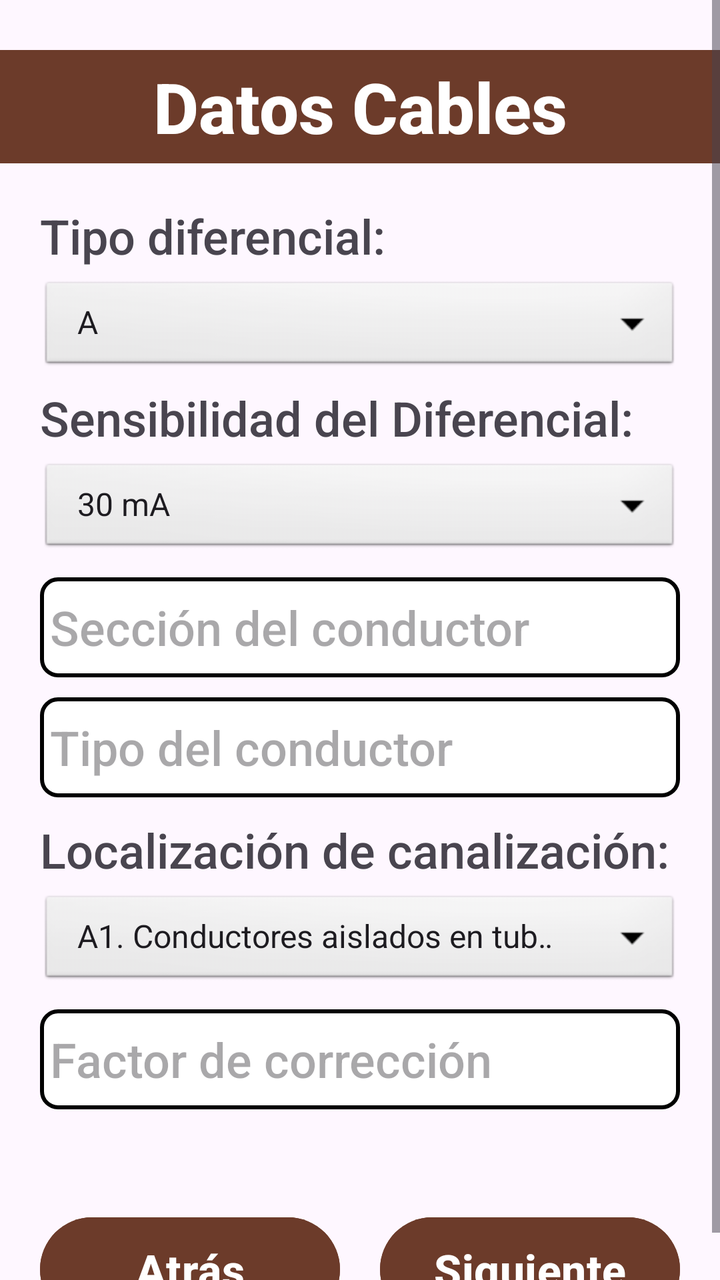
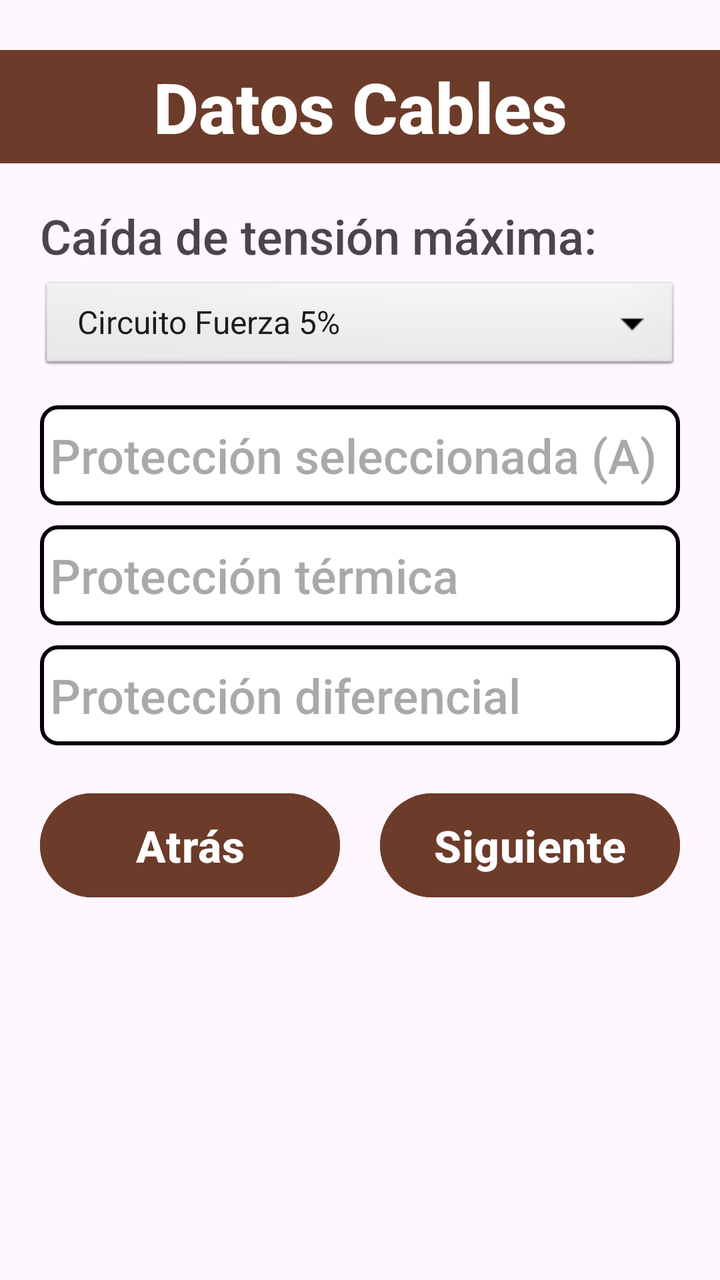

The first picture is an Android layout as it rendered before a commit; the second is the same layout after the commit. The layout source and the unified diff follow.
<!-- AndroidManifest.xml: application theme Theme.CalculadoraDeCables -->
<!-- res/layout/pantalla_datos_cable2.xml -->
<?xml version="1.0" encoding="utf-8"?>
<androidx.constraintlayout.widget.ConstraintLayout xmlns:android="http://schemas.android.com/apk/res/android"
    xmlns:app="http://schemas.android.com/apk/res-auto"
    xmlns:tools="http://schemas.android.com/tools"
    android:layout_width="match_parent"
    android:layout_height="match_parent">

    <ScrollView
        android:layout_width="match_parent"
        android:layout_height="match_parent">

        <LinearLayout
            android:layout_width="match_parent"
            android:layout_height="wrap_content"
            android:orientation="vertical" >

            
            <TextView
                android:id="@+id/textViewDatosCable"
                android:layout_width="match_parent"
                android:layout_height="wrap_content"
                android:layout_marginTop="25dp"
                android:layout_marginBottom="20dp"
                android:background="@color/fondoTitulo"
                android:fontFamily="sans-serif-medium"
                android:text="Datos Cables"
                android:textAlignment="center"
                android:textColor="@color/white"
                android:textSize="35sp"
                android:textStyle="bold"
                android:padding="5dp" />

            
            <TextView
                android:id="@+id/textViewTipoDiferencial"
                android:layout_width="match_parent"
                android:layout_height="wrap_content"
                android:layout_marginBottom="5dp"
                android:layout_marginHorizontal="20dp"
                android:fontFamily="sans-serif-medium"
                android:text="Tipo diferencial:"
                android:textSize="24sp" />

            <Spinner
                android:id="@+id/spinner2"
                android:layout_width="match_parent"
                android:layout_height="wrap_content"
                android:layout_marginBottom="5dp"
                android:layout_marginHorizontal="20dp"
                android:fontFamily="sans-serif-medium"
                android:background="@android:drawable/btn_dropdown"
                android:entries="@array/opciones_tipo_diferencial" />

            <TextView
                android:id="@+id/textViewSensibilidadDiferencial"
                android:layout_width="match_parent"
                android:layout_height="wrap_content"
                android:layout_marginBottom="5dp"
                android:layout_marginHorizontal="20dp"
                android:fontFamily="sans-serif-medium"
                android:text="Sensibilidad del Diferencial:"
                android:textSize="24sp" />

            <Spinner
                android:id="@+id/spinner3"
                android:layout_width="match_parent"
                android:layout_height="wrap_content"
                android:layout_marginBottom="10dp"
                android:layout_marginHorizontal="20dp"
                android:fontFamily="sans-serif-medium"
                android:background="@android:drawable/btn_dropdown"
                android:entries="@array/opciones_sensibilidad_diferencial" />

            <EditText
                android:id="@+id/editTextSeccionConductor"
                android:layout_width="match_parent"
                android:layout_height="50dp"
                android:layout_marginBottom="10dp"
                android:layout_marginHorizontal="20dp"
                android:background="@drawable/recuadro_texto"
                android:ems="10"
                android:fontFamily="sans-serif-medium"
                android:hint="Sección del conductor"
                android:inputType="text"
                android:padding="5dp"
                android:textSize="24sp" />

            <EditText
                android:id="@+id/editTextTipoConductor"
                android:layout_width="match_parent"
                android:layout_height="50dp"
                android:layout_marginBottom="10dp"
                android:layout_marginHorizontal="20dp"
                android:background="@drawable/recuadro_texto"
                android:ems="10"
                android:fontFamily="sans-serif-medium"
                android:hint="Tipo del conductor"
                android:inputType="text"
                android:padding="5dp"
                android:textSize="24sp" />

            <TextView
                android:id="@+id/textViewLocalizacionCanalizacion"
                android:layout_width="match_parent"
                android:layout_height="wrap_content"
                android:layout_marginBottom="5dp"
                android:layout_marginHorizontal="20dp"
                android:fontFamily="sans-serif-medium"
                android:text="Localización de canalización:"
                android:textSize="24sp" />

            <Spinner
                android:id="@+id/spinner4"
                android:layout_width="match_parent"
                android:layout_height="wrap_content"
                android:layout_marginBottom="10dp"
                android:layout_marginHorizontal="20dp"
                android:fontFamily="sans-serif-medium"
                android:background="@android:drawable/btn_dropdown"
                android:entries="@array/opciones_localizacion_canalizacion" />

            <EditText
                android:id="@+id/editTextFactorCorrecion"
                android:layout_width="match_parent"
                android:layout_height="50dp"
                android:layout_marginBottom="10dp"
                android:layout_marginHorizontal="20dp"
                android:background="@drawable/recuadro_texto"
                android:ems="10"
                android:fontFamily="sans-serif-medium"
                android:hint="Factor de corrección"
                android:inputType="text"
                android:padding="5dp"
                android:textSize="24sp" />

            
            <LinearLayout
                android:layout_width="match_parent"
                android:layout_height="wrap_content"
                android:layout_marginTop="40dp"
                android:layout_marginHorizontal="20dp"
                android:orientation="horizontal">

                <Button
                    android:id="@+id/botonAtras"
                    android:layout_width="0dp"
                    android:layout_height="60dp"
                    android:layout_weight="1"
                    android:backgroundTint="@color/fondoBotones"
                    android:fontFamily="sans-serif-medium"
                    android:text="Atrás"
                    android:textColor="@color/white"
                    android:textSize="22sp"
                    android:textStyle="bold" />

                <Button
                    android:id="@+id/botonSiguiente"
                    android:layout_width="0dp"
                    android:layout_height="60dp"
                    android:layout_marginStart="20dp"
                    android:layout_weight="1"
                    android:backgroundTint="@color/fondoBotones"
                    android:fontFamily="sans-serif-medium"
                    android:text="Siguiente"
                    android:textColor="@color/white"
                    android:textSize="22sp"
                    android:textStyle="bold" />

            </LinearLayout>
        </LinearLayout>
    </ScrollView>
</androidx.constraintlayout.widget.ConstraintLayout>
<!-- resources referenced by this layout -->
<resources>
  <string-array name="opciones_localizacion_canalizacion">
          <item>A1. Conductores aislados en tubos empotrados en paredes aislantes</item>
          <item>A2. Cables multiconduc. en tubos empotrados en paredes aislantes</item>
          <item>B1. Conductores aislados en tubos en montaje superficial o empotrados en obra</item>
          <item>B2. Cables multiconduc. en tubos en montaje superficial o empotrados en obra</item>
          <item>C. Cables multiconduc. directamente sobre la pared</item>
          <item>E. Cables multiconduc. al aire libre o en bandeja perforada. Distancia a la pared no inferior a 0,3 D</item>
          <item>F. Cables unipolares en contacto mutuo. Distancia a la pared no inferior a D</item>
          <item>Instalaciones enterradas</item>
          <item>Instalaciones al aire en galerías ventiladas</item>
      </string-array>
  <string-array name="opciones_sensibilidad_diferencial">
          <item>30 mA</item>
          <item>300 mA</item>
      </string-array>
  <string-array name="opciones_tipo_diferencial">
          <item>A</item>
          <item>AC</item>
          <item>B</item>
          <item>F</item>
      </string-array>
  <color name="fondoBotones">#6C3B2A</color>
  <color name="fondoTitulo">#6C3B2A</color>
  <color name="white">#FFFFFFFF</color>
  <!-- drawable recuadro_texto (drawable) -->
  <?xml version="1.0" encoding="utf-8"?>
  <shape xmlns:android="http://schemas.android.com/apk/res/android">
  
      <solid android:color="@color/white"/>
  
      <stroke
          android:width="2dp"
          android:color="@color/black"/>
  
      <corners android:radius="8dp"/>
  
  </shape>
  <style name="Theme.CalculadoraDeCables" parent="Base.Theme.CalculadoraDeCables" />
  <color name="black">#FF000000</color>
  <style name="Base.Theme.CalculadoraDeCables" parent="Theme.Material3.DayNight.NoActionBar">
          
          
      </style>
</resources>

<!-- the commit's change to res/layout/pantalla_datos_cable2.xml (unified diff, before → after) -->
@@ -32,47 +32,28 @@
 
             
             <TextView
-                android:id="@+id/textViewTipoDiferencial"
+                android:id="@+id/textViewCaidaTensionMax"
                 android:layout_width="match_parent"
                 android:layout_height="wrap_content"
                 android:layout_marginBottom="5dp"
                 android:layout_marginHorizontal="20dp"
+                android:ems="10"
                 android:fontFamily="sans-serif-medium"
-                android:text="Tipo diferencial:"
+                android:text="Caída de tensión máxima:"
                 android:textSize="24sp" />
 
             <Spinner
-                android:id="@+id/spinner2"
+                android:id="@+id/spinner1"
                 android:layout_width="match_parent"
                 android:layout_height="wrap_content"
-                android:layout_marginBottom="5dp"
+                android:layout_marginBottom="15dp"
                 android:layout_marginHorizontal="20dp"
                 android:fontFamily="sans-serif-medium"
                 android:background="@android:drawable/btn_dropdown"
-                android:entries="@array/opciones_tipo_diferencial" />
-
-            <TextView
-                android:id="@+id/textViewSensibilidadDiferencial"
-                android:layout_width="match_parent"
-                android:layout_height="wrap_content"
-                android:layout_marginBottom="5dp"
-                android:layout_marginHorizontal="20dp"
-                android:fontFamily="sans-serif-medium"
-                android:text="Sensibilidad del Diferencial:"
-                android:textSize="24sp" />
-
-            <Spinner
-                android:id="@+id/spinner3"
-                android:layout_width="match_parent"
-                android:layout_height="wrap_content"
-                android:layout_marginBottom="10dp"
-                android:layout_marginHorizontal="20dp"
-                android:fontFamily="sans-serif-medium"
-                android:background="@android:drawable/btn_dropdown"
-                android:entries="@array/opciones_sensibilidad_diferencial" />
+                android:entries="@array/opciones_caida_tension" />
 
             <EditText
-                android:id="@+id/editTextSeccionConductor"
+                android:id="@+id/editTextProteccionSelec"
                 android:layout_width="match_parent"
                 android:layout_height="50dp"
                 android:layout_marginBottom="10dp"
@@ -80,13 +61,13 @@
                 android:background="@drawable/recuadro_texto"
                 android:ems="10"
                 android:fontFamily="sans-serif-medium"
-                android:hint="Sección del conductor"
+                android:hint="Protección seleccionada (A)"
                 android:inputType="text"
                 android:padding="5dp"
                 android:textSize="24sp" />
 
             <EditText
-                android:id="@+id/editTextTipoConductor"
+                android:id="@+id/editTextProteccionTermica"
                 android:layout_width="match_parent"
                 android:layout_height="50dp"
                 android:layout_marginBottom="10dp"
@@ -94,41 +75,20 @@
                 android:background="@drawable/recuadro_texto"
                 android:ems="10"
                 android:fontFamily="sans-serif-medium"
-                android:hint="Tipo del conductor"
+                android:hint="Protección térmica"
                 android:inputType="text"
                 android:padding="5dp"
                 android:textSize="24sp" />
 
-            <TextView
-                android:id="@+id/textViewLocalizacionCanalizacion"
-                android:layout_width="match_parent"
-                android:layout_height="wrap_content"
-                android:layout_marginBottom="5dp"
-                android:layout_marginHorizontal="20dp"
-                android:fontFamily="sans-serif-medium"
-                android:text="Localización de canalización:"
-                android:textSize="24sp" />
-
-            <Spinner
-                android:id="@+id/spinner4"
-                android:layout_width="match_parent"
-                android:layout_height="wrap_content"
-                android:layout_marginBottom="10dp"
-                android:layout_marginHorizontal="20dp"
-                android:fontFamily="sans-serif-medium"
-                android:background="@android:drawable/btn_dropdown"
-                android:entries="@array/opciones_localizacion_canalizacion" />
-
             <EditText
-                android:id="@+id/editTextFactorCorrecion"
+                android:id="@+id/editTextProteccionDiferencial"
                 android:layout_width="match_parent"
                 android:layout_height="50dp"
-                android:layout_marginBottom="10dp"
                 android:layout_marginHorizontal="20dp"
                 android:background="@drawable/recuadro_texto"
                 android:ems="10"
                 android:fontFamily="sans-serif-medium"
-                android:hint="Factor de corrección"
+                android:hint="Protección diferencial"
                 android:inputType="text"
                 android:padding="5dp"
                 android:textSize="24sp" />
@@ -137,7 +97,7 @@
             <LinearLayout
                 android:layout_width="match_parent"
                 android:layout_height="wrap_content"
-                android:layout_marginTop="40dp"
+                android:layout_marginTop="20dp"
                 android:layout_marginHorizontal="20dp"
                 android:orientation="horizontal">
 
<!-- resource entries referenced after the edit -->
@@ -1,25 +1,9 @@
 <!-- resources referenced by this layout -->
 <resources>
-  <string-array name="opciones_localizacion_canalizacion">
-          <item>A1. Conductores aislados en tubos empotrados en paredes aislantes</item>
-          <item>A2. Cables multiconduc. en tubos empotrados en paredes aislantes</item>
-          <item>B1. Conductores aislados en tubos en montaje superficial o empotrados en obra</item>
-          <item>B2. Cables multiconduc. en tubos en montaje superficial o empotrados en obra</item>
-          <item>C. Cables multiconduc. directamente sobre la pared</item>
-          <item>E. Cables multiconduc. al aire libre o en bandeja perforada. Distancia a la pared no inferior a 0,3 D</item>
-          <item>F. Cables unipolares en contacto mutuo. Distancia a la pared no inferior a D</item>
-          <item>Instalaciones enterradas</item>
-          <item>Instalaciones al aire en galerías ventiladas</item>
-      </string-array>
-  <string-array name="opciones_sensibilidad_diferencial">
-          <item>30 mA</item>
-          <item>300 mA</item>
-      </string-array>
-  <string-array name="opciones_tipo_diferencial">
-          <item>A</item>
-          <item>AC</item>
-          <item>B</item>
-          <item>F</item>
+  <string-array name="opciones_caida_tension">
+          <item>Circuito Fuerza 5%</item>
+          <item>Circuito Alumbrado 3%</item>
+          <item>Acometida o Derivación Individual 1,5%</item>
       </string-array>
   <color name="fondoBotones">#6C3B2A</color>
   <color name="fondoTitulo">#6C3B2A</color>
